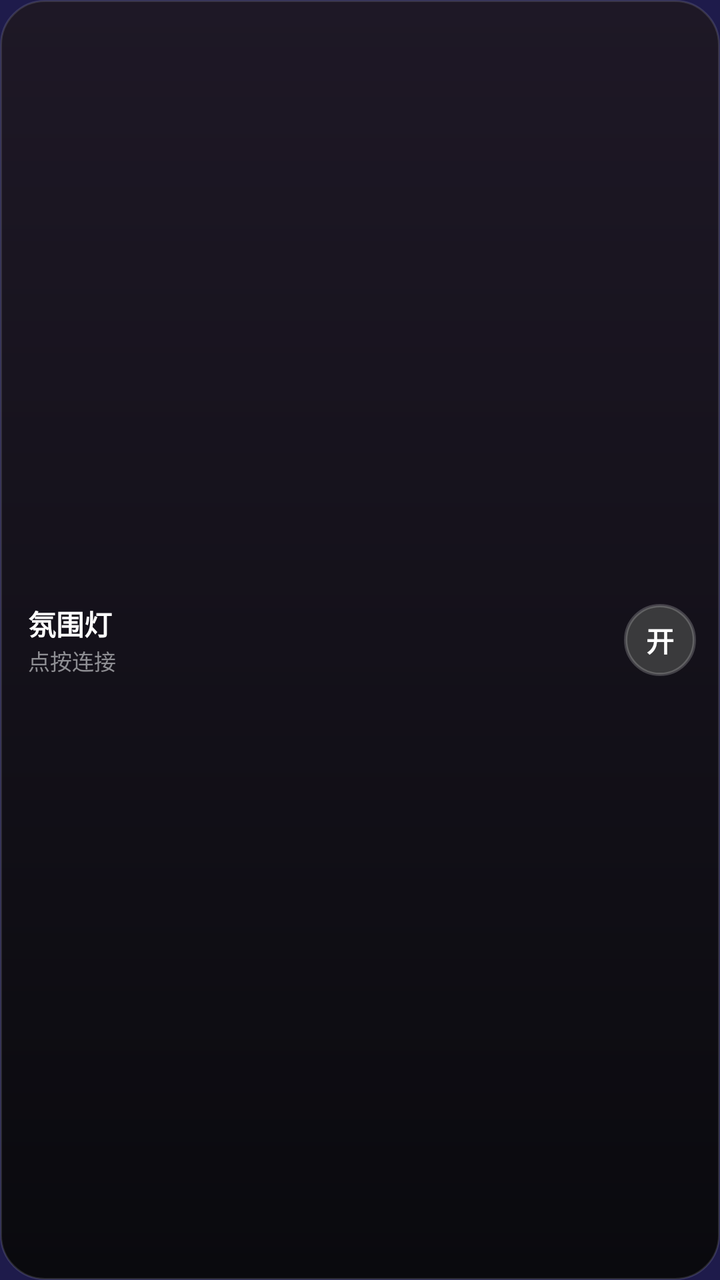
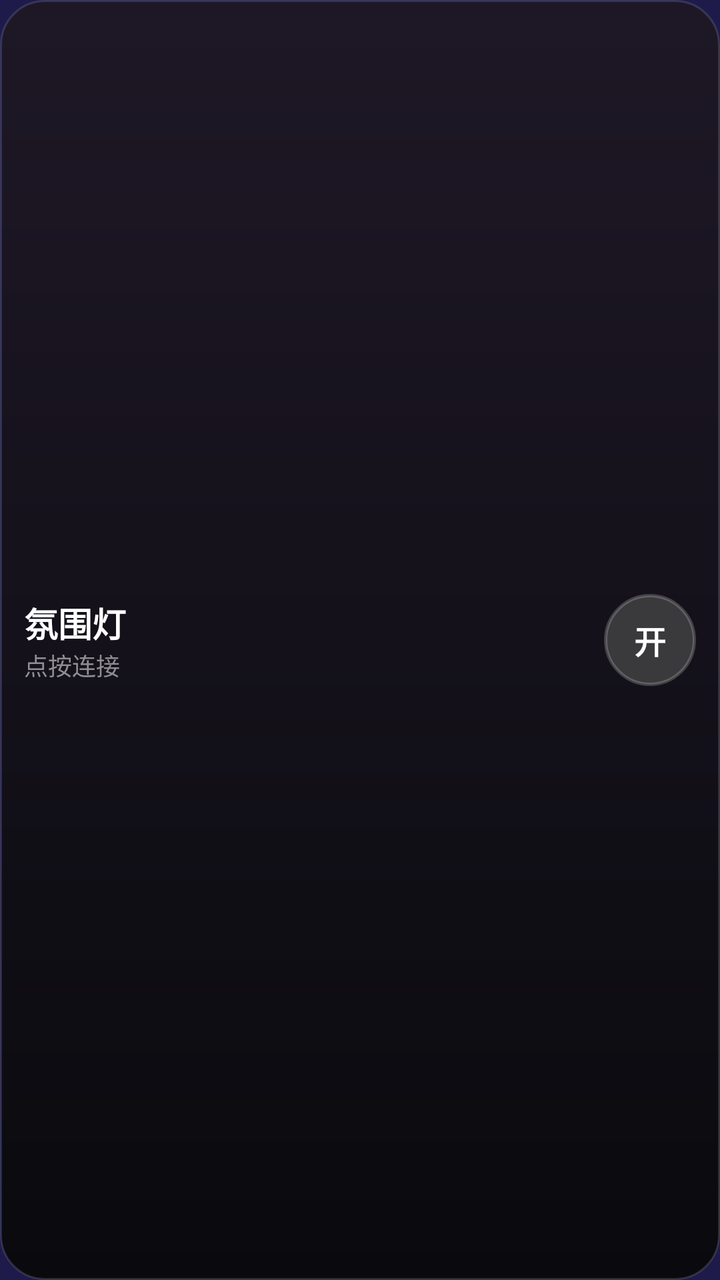

Before-and-after screenshots of an Android layout around one commit, followed by the original layout XML and the change that was made.
<!-- AndroidManifest.xml: application theme Theme.AmbientLamp -->
<!-- res/layout/widget_small.xml -->
<?xml version="1.0" encoding="utf-8"?>
<LinearLayout xmlns:android="http://schemas.android.com/apk/res/android"
    android:id="@+id/widget_root"
    android:layout_width="match_parent"
    android:layout_height="match_parent"
    android:background="@drawable/widget_bg"
    android:gravity="center_vertical"
    android:orientation="horizontal"
    android:paddingStart="14dp"
    android:paddingTop="6dp"
    android:paddingBottom="6dp"
    android:paddingEnd="12dp">

    <LinearLayout
        android:layout_width="0dp"
        android:layout_height="wrap_content"
        android:layout_weight="1"
        android:orientation="vertical">

        <TextView
            android:id="@+id/widget_title"
            android:layout_width="match_parent"
            android:layout_height="wrap_content"
            android:maxLines="1"
            android:text="@string/widget_title"
            android:textColor="#FFFFFFFF"
            android:textSize="14sp"
            android:textStyle="bold" />

        <TextView
            android:id="@+id/widget_state"
            android:layout_width="match_parent"
            android:layout_height="wrap_content"
            android:maxLines="1"
            android:text="@string/widget_state_connect"
            android:textColor="#8E8E93"
            android:textSize="11sp" />
    </LinearLayout>

    <TextView
        android:id="@+id/widget_power"
        android:layout_width="36dp"
        android:layout_height="36dp"
        android:background="@drawable/widget_circle_off"
        android:gravity="center"
        android:text="@string/widget_on"
        android:textColor="#FFFFFFFF"
        android:textSize="14sp"
        android:textStyle="bold" />
</LinearLayout>
<!-- resources referenced by this layout -->
<resources>
  <!-- drawable widget_bg (drawable) -->
  <?xml version="1.0" encoding="utf-8"?>
  <shape xmlns:android="http://schemas.android.com/apk/res/android"
      android:shape="rectangle">
      <gradient
          android:angle="270"
          android:startColor="#1E1826"
          android:endColor="#0A0A0E"
          android:type="linear" />
      <corners android:radius="22dp" />
      <stroke
          android:width="1dp"
          android:color="#1FFFFFFF" />
  </shape>
  <!-- drawable widget_circle_off (drawable) -->
  <?xml version="1.0" encoding="utf-8"?>
  <shape xmlns:android="http://schemas.android.com/apk/res/android"
      android:shape="oval">
      <solid android:color="#3A3A3C" />
      <stroke
          android:width="1.5dp"
          android:color="#33FFFFFF" />
  </shape>
  <string name="widget_on">开</string>
  <string name="widget_state_connect">点按连接</string>
  <string name="widget_title">氛围灯</string>
  <style name="Theme.AmbientLamp" parent="android:Theme.Material.NoActionBar">
          <item name="android:windowBackground">#FF1E1B4B</item>
          <item name="android:colorBackground">#FF1E1B4B</item>
          <item name="android:statusBarColor">#FF1E1B4B</item>
          <item name="android:navigationBarColor">#FF020617</item>
      </style>
</resources>

<!-- the commit's change to res/layout/widget_small.xml (unified diff, before → after) -->
@@ -6,10 +6,7 @@
     android:background="@drawable/widget_bg"
     android:gravity="center_vertical"
     android:orientation="horizontal"
-    android:paddingStart="14dp"
-    android:paddingTop="6dp"
-    android:paddingBottom="6dp"
-    android:paddingEnd="12dp">
+    android:padding="@dimen/widget_card_padding">
 
     <LinearLayout
         android:layout_width="0dp"
@@ -24,7 +21,7 @@
             android:maxLines="1"
             android:text="@string/widget_title"
             android:textColor="#FFFFFFFF"
-            android:textSize="14sp"
+            android:textSize="@dimen/widget_title_text"
             android:textStyle="bold" />
 
         <TextView
@@ -34,17 +31,17 @@
             android:maxLines="1"
             android:text="@string/widget_state_connect"
             android:textColor="#8E8E93"
-            android:textSize="11sp" />
+            android:textSize="@dimen/widget_state_text" />
     </LinearLayout>
 
     <TextView
         android:id="@+id/widget_power"
-        android:layout_width="36dp"
-        android:layout_height="36dp"
+        android:layout_width="@dimen/widget_power_size"
+        android:layout_height="@dimen/widget_power_size"
         android:background="@drawable/widget_circle_off"
         android:gravity="center"
         android:text="@string/widget_on"
         android:textColor="#FFFFFFFF"
-        android:textSize="14sp"
+        android:textSize="@dimen/widget_power_text"
         android:textStyle="bold" />
 </LinearLayout>
<!-- resource entries referenced after the edit -->
@@ -1,5 +1,10 @@
 <!-- resources referenced by this layout -->
 <resources>
+  <dimen name="widget_card_padding">10dp</dimen>
+  <dimen name="widget_power_size">40dp</dimen>
+  <dimen name="widget_power_text">14sp</dimen>
+  <dimen name="widget_state_text">11sp</dimen>
+  <dimen name="widget_title_text">15sp</dimen>
   <!-- drawable widget_bg (drawable) -->
   <?xml version="1.0" encoding="utf-8"?>
   <shape xmlns:android="http://schemas.android.com/apk/res/android"
